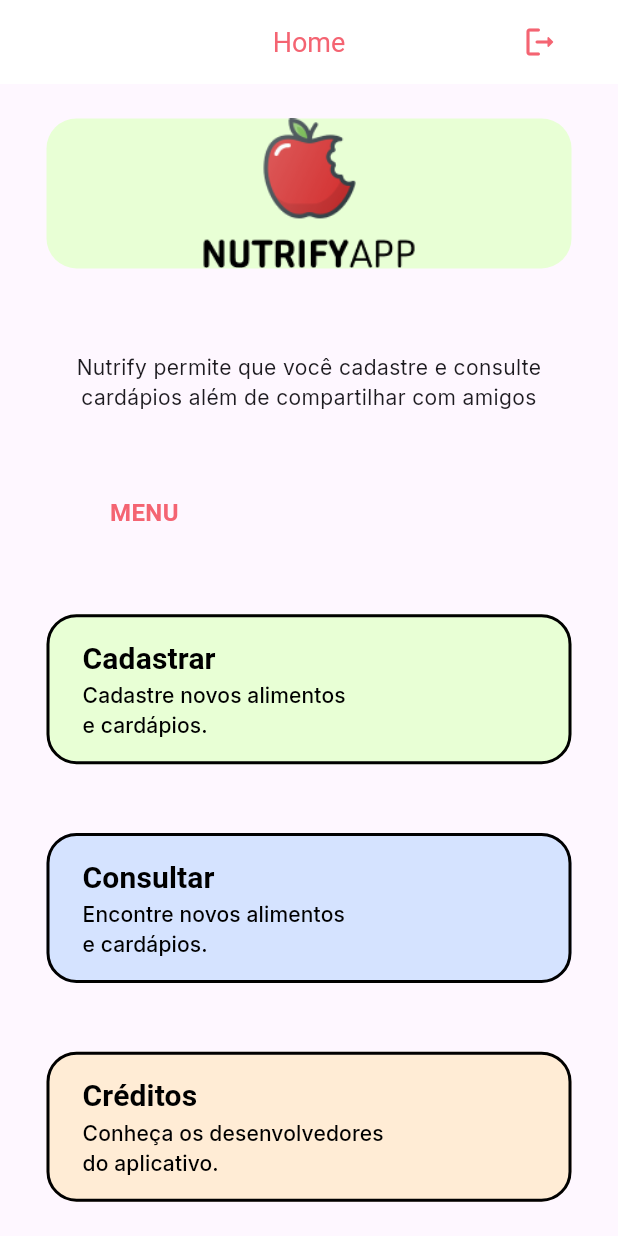
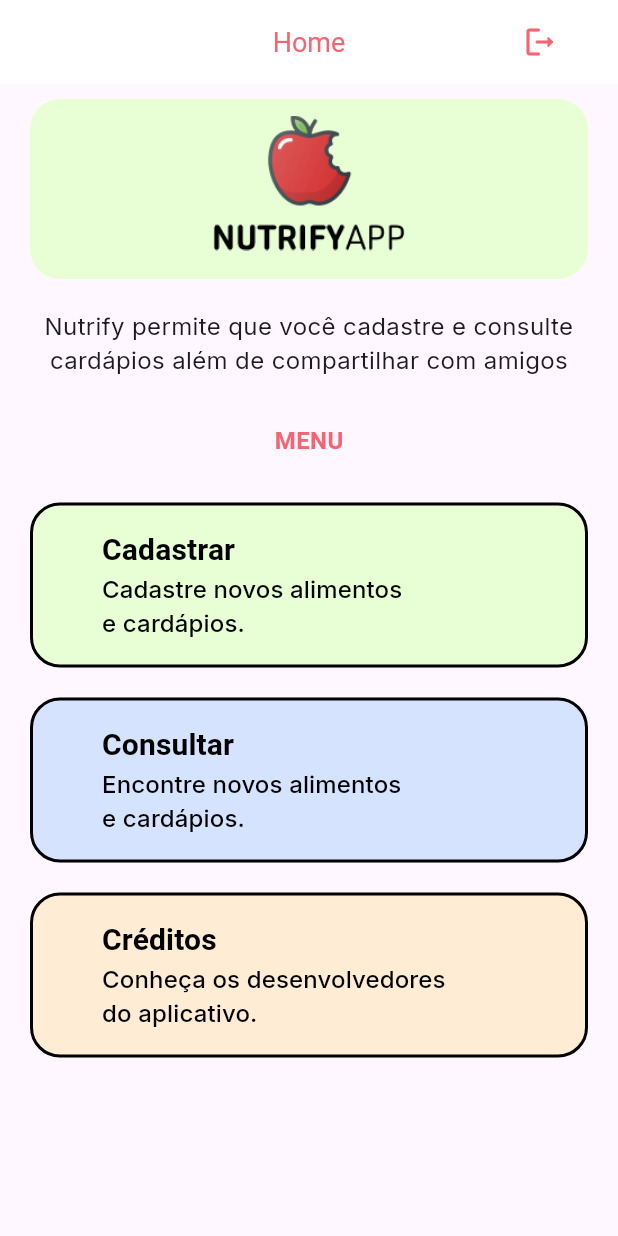
Before and after one commit to beatrizfeitosa/aplicativo-nutricao, a Flutter app: the HomePage screen opened directly, on a phone screen of 412 x 824 dp. Run offline on Flutter 3.47's test engine with Material 3 defaults, Android fonts, the phone set to English and light mode, and no system bars; our stand-ins replace flutter_masked_text2, google_fonts, image_picker, shared_preferences, sqflite; accounts and stored records are empty.

Commit message:
style: change home page design

```diff
--- a/lib/view/home_page.dart
+++ b/lib/view/home_page.dart
@@ -18,7 +18,7 @@ class _HomePageState extends State<HomePage> {
   Widget build(BuildContext context) {
     return Scaffold(
       appBar: AppBar(
-        backgroundColor: Color.fromARGB(255, 255, 255, 255),
+        backgroundColor: const Color.fromARGB(255, 255, 255, 255),
         elevation: 0,
         title: const Text('Home'),
         centerTitle: true,
@@ -26,172 +26,141 @@ class _HomePageState extends State<HomePage> {
         actions: <Widget>[
           IconButton(
             icon: const Icon(Icons.logout_rounded),
-            color: Color.fromRGBO(244, 100, 114, 1),
+            color: const Color.fromRGBO(244, 100, 114, 1),
             tooltip: 'Logout',
-            padding: EdgeInsets.fromLTRB(0, 0, 40, 0),
+            padding: const EdgeInsets.fromLTRB(0, 0, 40, 0),
             onPressed: () {
               logout();
             },
           )
         ],
       ),
-      body: Column(
-        mainAxisAlignment: MainAxisAlignment.spaceAround,
-        crossAxisAlignment: CrossAxisAlignment.center,
+      body: Padding(
+        padding: const EdgeInsets.symmetric(horizontal: 20.0, vertical: 10.0),
+        child: Column(
           children: [
-          Center(
-            child: Container(
-              height: 100,
-              width: 350,
+            Container(
+              height: 120,
+              width: double.infinity,
               decoration: const BoxDecoration(
                 color: Color.fromRGBO(232, 255, 213, 1),
                 borderRadius: BorderRadius.all(
                   Radius.circular(20),
                 ),
               ),
-              child: Image.asset(
+              child: Center(
+                child: Column(
+                  mainAxisAlignment: MainAxisAlignment.center,
+                  children: [
+                    Image.asset(
                       'assets/images/Nutrify.png',
+                      height: 90,
+                    ),
+                    const SizedBox(height: 8),
+                  ],
                 ),
               ),
             ),
-          Center(
-            child: Container(
-              width: 350,
-              padding: const EdgeInsets.fromLTRB(0, 10, 0, 0),
-              child: Text(
+            const SizedBox(height: 20),
+            Text(
               "Nutrify permite que você cadastre e consulte cardápios além de compartilhar com amigos",
               textAlign: TextAlign.center,
               style: GoogleFonts.inter(
-                    textStyle: TextStyle(
-                  fontSize: 14,
-                )),
+                textStyle: const TextStyle(
+                  fontSize: 16,
                 ),
               ),
             ),
-          Container(
-            alignment: Alignment(-0.6, 0),
-            padding: const EdgeInsets.fromLTRB(0, 10, 0, 10),
-            child: Text(
+            const SizedBox(height: 30),
+            Text(
               "MENU",
-              style: TextStyle(
+              style: const TextStyle(
                 fontSize: 16,
                 color: Color.fromRGBO(244, 100, 114, 1),
                 fontWeight: FontWeight.bold,
               ),
             ),
+            const SizedBox(height: 20),
+            Expanded(
+              child: ListView(
+                padding: const EdgeInsets.only(top: 10),
+                children: [
+                  _buildMenuButton(
+                    context,
+                    "Cadastrar",
+                    "Cadastre novos alimentos\ne cardápios.",
+                    const Color.fromRGBO(232, 255, 213, 1),
+                    cadastrarAlimentoCardapio,
                   ),
-          SizedBox(
-            height: 100,
-            width: 350,
+                  const SizedBox(height: 20),
+                  _buildMenuButton(
+                    context,
+                    "Consultar",
+                    "Encontre novos alimentos\ne cardápios.",
+                    const Color.fromRGBO(213, 227, 255, 1),
+                    consultarAlimento,
+                  ),
+                  const SizedBox(height: 20),
+                  _buildMenuButton(
+                    context,
+                    "Créditos",
+                    "Conheça os desenvolvedores\ndo aplicativo.",
+                    const Color.fromRGBO(255, 236, 213, 1),
+                    credito,
+                  ),
+                ],
+              ),
+            ),
+          ],
+        ),
+      ),
+    );
+  }
+
+  Widget _buildMenuButton(
+    BuildContext context,
+    String title,
+    String subtitle,
+    Color color,
+    VoidCallback onPressed,
+  ) {
+    return Container(
+      height: 110,
+      width: double.infinity,
       child: OutlinedButton(
         style: OutlinedButton.styleFrom(
-                  backgroundColor: Color.fromRGBO(232, 255, 213, 1),
-                  alignment: const Alignment(-1, 0),
-                  side: const BorderSide(
-                      width: 2, color: Color(0xFF000000)),
+          backgroundColor: color,
+          alignment: Alignment.centerLeft,
+          side: const BorderSide(width: 2, color: Color(0xFF000000)),
           shape: const RoundedRectangleBorder(
-                      borderRadius: BorderRadius.all(Radius.circular(20)))),
-              onPressed: () {
-                cadastrarAlimentoCardapio();
-              },
+            borderRadius: BorderRadius.all(Radius.circular(20)),
+          ),
+        ),
+        onPressed: onPressed,
+        child: Padding(
+          padding: const EdgeInsets.only(left: 24, right: 18),
           child: Column(
             crossAxisAlignment: CrossAxisAlignment.start,
             mainAxisAlignment: MainAxisAlignment.center,
             children: [
-                  const Text(
-                    'Cadastrar',
-                    style: TextStyle(
+              Text(
+                title,
+                style: const TextStyle(
                   fontSize: 20,
                   color: Colors.black,
                   fontWeight: FontWeight.bold,
                 ),
               ),
               Text(
-                    'Cadastre novos alimentos\ne cardápios.',
+                subtitle,
                 style: GoogleFonts.inter(
-                      fontSize: 14,
+                  fontSize: 16,
                   color: Colors.black,
                 ),
-                  )
+              ),
             ],
           ),
         ),
-          ),
-          SizedBox(
-            height: 100,
-            width: 350,
-            child: OutlinedButton(
-              style: OutlinedButton.styleFrom(
-                  backgroundColor: Color.fromRGBO(213, 227, 255, 1),
-                  alignment: const Alignment(-1, 0),
-                  side: const BorderSide(
-                      width: 2, color: Color(0xFF000000)),
-                  shape: const RoundedRectangleBorder(
-                      borderRadius: BorderRadius.all(Radius.circular(20)))),
-              onPressed: () {
-                consultarAlimento();
-              },
-              child: Column(
-                crossAxisAlignment: CrossAxisAlignment.start,
-                mainAxisAlignment: MainAxisAlignment.center,
-                children: [
-                  const Text(
-                    'Consultar',
-                    style: TextStyle(
-                      fontSize: 20,
-                      color: Colors.black,
-                      fontWeight: FontWeight.bold,
-                    ),
-                  ),
-                  Text(
-                    'Encontre novos alimentos\ne cardápios.',
-                    style: GoogleFonts.inter(
-                      fontSize: 14,
-                      color: Colors.black,
-                    ),
-                  )
-                ],
-              ),
-            ),
-          ),
-          SizedBox(
-            height: 100,
-            width: 350,
-            child: OutlinedButton(
-              style: OutlinedButton.styleFrom(
-                  backgroundColor: Color.fromRGBO(255, 236, 213, 1),
-                  alignment: const Alignment(-1, 0),
-                  side: const BorderSide(
-                      width: 2, color: Color(0xFF000000)),
-                  shape: const RoundedRectangleBorder(
-                      borderRadius: BorderRadius.all(Radius.circular(20)))),
-              onPressed: () {
-                credito();
-              },
-              child: Column(
-                crossAxisAlignment: CrossAxisAlignment.start,
-                mainAxisAlignment: MainAxisAlignment.center,
-                children: [
-                  const Text(
-                    'Créditos',
-                    style: TextStyle(
-                      fontSize: 20,
-                      color: Colors.black,
-                      fontWeight: FontWeight.bold,
-                    ),
-                  ),
-                  Text(
-                    'Conheça os desenvolvedores\ndo aplicativo.',
-                    style: GoogleFonts.inter(
-                      fontSize: 14,
-                      color: Colors.black,
-                    ),
-                  )
-                ],
-              ),
-            ),
-          ),
-        ],
       ),
     );
   }
```
Lines whose indentation alone changed are shown as unchanged.
